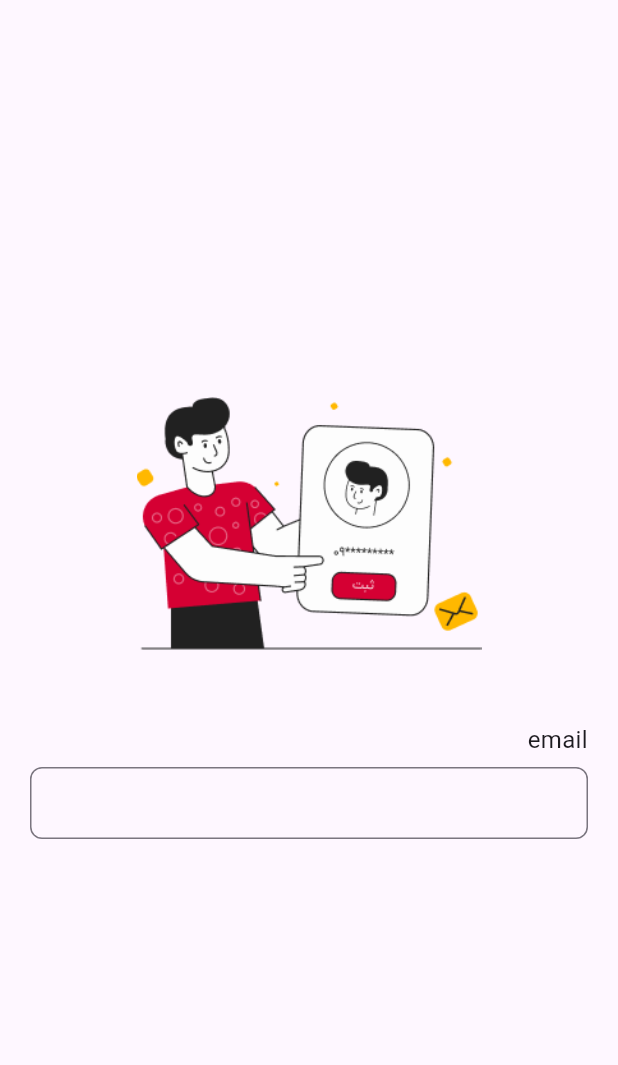
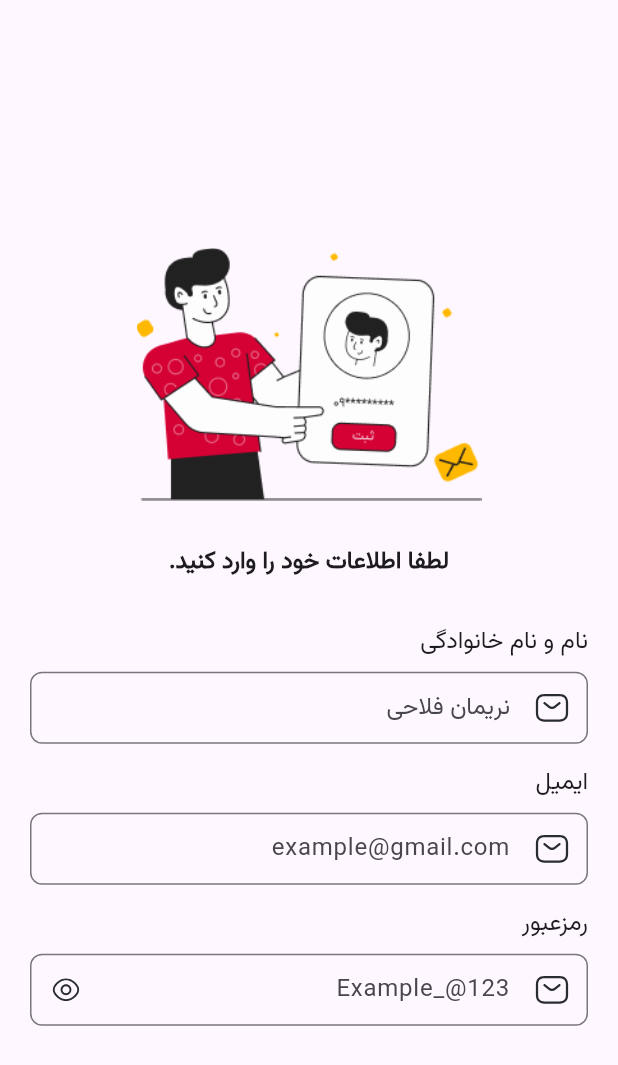
Before and after one commit to Nariman-Fallahi/khabarnameh-flutter, a Flutter app: the screen it shows after launch, on a phone screen of 412 x 824 dp. Shown: the top 1065 px of the screen. Run offline on Flutter 3.47's test engine with Material 3 defaults, Android fonts, the phone set to English and light mode, and no system bars; our stand-ins replace flutter_svg.

Commit message:
Add CustomTextField

```diff
--- a/lib/main.dart
+++ b/lib/main.dart
@@ -25,6 +25,7 @@ class MyApp extends StatelessWidget {
       theme: ThemeData(
         colorScheme: ColorScheme.fromSeed(seedColor: Colors.deepPurple),
         useMaterial3: true,
+        fontFamily: 'vazirmatnR'
       ),
       home: const LoginScreen(),
     );
--- a/lib/screens/login_screen.dart
+++ b/lib/screens/login_screen.dart
@@ -10,7 +10,9 @@ class LoginScreen extends StatefulWidget {
 
 class _LoginScreenState extends State<LoginScreen> {
   final _formKey = GlobalKey<FormState>();
+  final TextEditingController _fullNameController = TextEditingController();
   final TextEditingController _emailController = TextEditingController();
+  final TextEditingController _passwordController = TextEditingController();
 
   @override
   Widget build(BuildContext context) {
@@ -19,6 +21,9 @@ class _LoginScreenState extends State<LoginScreen> {
           key: _formKey,
           child: Padding(
               padding: const EdgeInsets.all(20),
+              child: SingleChildScrollView(
+                  child: SizedBox(
+                height: MediaQuery.of(context).size.height,
                 child: Column(
                   mainAxisAlignment: MainAxisAlignment.center,
                   children: [
@@ -26,15 +31,35 @@ class _LoginScreenState extends State<LoginScreen> {
                       'assets/image/registerIcon.png',
                       width: 230,
                     ),
-                const SizedBox(height: 50),
+                    const SizedBox(height: 30),
+                    const Text(
+                      'لطفا اطلاعات خود را وارد کنید.',
+                      style:
+                          TextStyle(fontWeight: FontWeight.bold, fontSize: 16),
+                    ),
+                    const SizedBox(height: 30),
                     CustomTextField(
-                  label: 'email',
+                      label: 'نام و نام خانوادگی',
+                      controller: _fullNameController,
+                      icon: 'assets/icon/email.svg',
+                      hintText: 'نریمان فلاحی',
+                    ),
+                    CustomTextField(
+                      label: 'ایمیل',
                       controller: _emailController,
-                  textAlign: TextAlign.end,
-                )
+                      icon: 'assets/icon/email.svg',
+                      hintText: 'example@gmail.com',
+                    ),
+                    CustomTextField(
+                      label: 'رمزعبور',
+                      controller: _passwordController,
+                      icon: 'assets/icon/email.svg',
+                      hintText: 'Example_@123',
+                      isPassword: true,
+                    ),
                   ],
                 ),
-          )),
+              )))),
     );
   }
 }
--- a/lib/widgets/register/custom_text_field.dart
+++ b/lib/widgets/register/custom_text_field.dart
@@ -1,18 +1,28 @@
 import 'package:flutter/material.dart';
+import 'package:flutter_svg/flutter_svg.dart';
 
-class CustomTextField extends StatelessWidget {
+class CustomTextField extends StatefulWidget {
   final String label;
+  final String icon;
+  final String hintText;
+  final bool isPassword;
   final TextEditingController controller;
-  final TextInputType inputType;
-  final TextAlign textAlign;
 
   const CustomTextField({
     super.key,
     required this.label,
+    required this.icon,
+    required this.hintText,
+    this.isPassword = false,
     required this.controller,
-    this.inputType = TextInputType.text,
-    this.textAlign = TextAlign.right,
   });
+
+  @override
+  State<CustomTextField> createState() => _MyWidgetState();
+}
+
+class _MyWidgetState extends State<CustomTextField> {
+  bool _isObscured = false;
 
   @override
   Widget build(BuildContext context) {
@@ -20,25 +30,49 @@ class CustomTextField extends StatelessWidget {
       crossAxisAlignment: CrossAxisAlignment.start,
       children: [
         Text(
-          label,
-          style: const TextStyle(fontSize: 16, fontFamily: 'vazirmatnR'),
+          widget.label,
+          style: const TextStyle(fontSize: 16),
         ),
         Container(
-          margin: const EdgeInsets.only(top: 5),
+          margin: const EdgeInsets.only(top: 8),
           child: TextFormField(
-            controller: controller,
-            keyboardType: inputType,
+            controller: widget.controller,
+            obscureText: widget.isPassword ? _isObscured : false,
             cursorHeight: 20,
-            textAlign: textAlign,
             style: const TextStyle(
               height: 0.5,
             ),
             decoration: InputDecoration(
+              hintText: widget.hintText,
+              prefixIcon: Padding(
+                padding: const EdgeInsets.all(12),
+                child: SvgPicture.asset(
+                  widget.icon,
+                  width: 18,
+                  height: 18,
+                ),
+              ),
+              suffixIcon: widget.isPassword
+                  ? IconButton(
+                      onPressed: () {
+                        setState(() {
+                          _isObscured = !_isObscured;
+                        });
+                      },
+                      icon: SvgPicture.asset(
+                          !_isObscured
+                              ? 'assets/icon/eye.svg'
+                              : 'assets/icon/eye-slash.svg',
+                          width: 20,
+                          height: 20),
+                    )
+                  : null,
               border:
                   OutlineInputBorder(borderRadius: BorderRadius.circular(8)),
             ),
           ),
-        )
+        ),
+        const SizedBox(height: 15),
       ],
     );
   }
--- a/pubspec.yaml
+++ b/pubspec.yaml
@@ -38,6 +38,7 @@ dependencies:
   flutter_localizations:
     sdk: flutter
   intl: any
+  flutter_svg: ^2.0.16
 
 dev_dependencies:
   flutter_test:
@@ -63,8 +64,8 @@ flutter:
 
   # To add assets to your application, add an assets section, like this:
   assets:
-    - assets/image/registerIcon.png
-  #   - images/a_dot_ham.jpeg
+    - assets/image/
+    - assets/icon/
 
   # An image asset can refer to one or more resolution-specific "variants", see
   # https://flutter.dev/to/resolution-aware-images
```
Also changed, not shown: assets/icon/email.svg (added), assets/icon/eye-slash.svg (added), assets/icon/eye.svg (added), pubspec.lock, 7 other files. Lines whose indentation alone changed are shown as unchanged.
